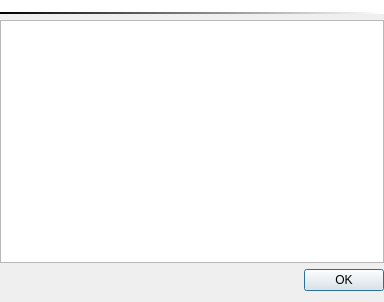
First picture: the form in trunk/qtui/about.ui, repository svn2github/mameplus, before the edit.
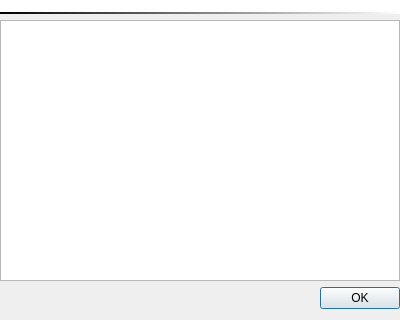
Second picture: the form after the edit. Icons and pictures are not drawn.

```diff
--- a/trunk/qtui/about.ui
+++ b/trunk/qtui/about.ui
@@ -5,8 +5,8 @@
    <rect>
     <x>0</x>
     <y>0</y>
-    <width>384</width>
-    <height>302</height>
+    <width>400</width>
+    <height>320</height>
    </rect>
   </property>
   <property name="windowTitle" >
```
